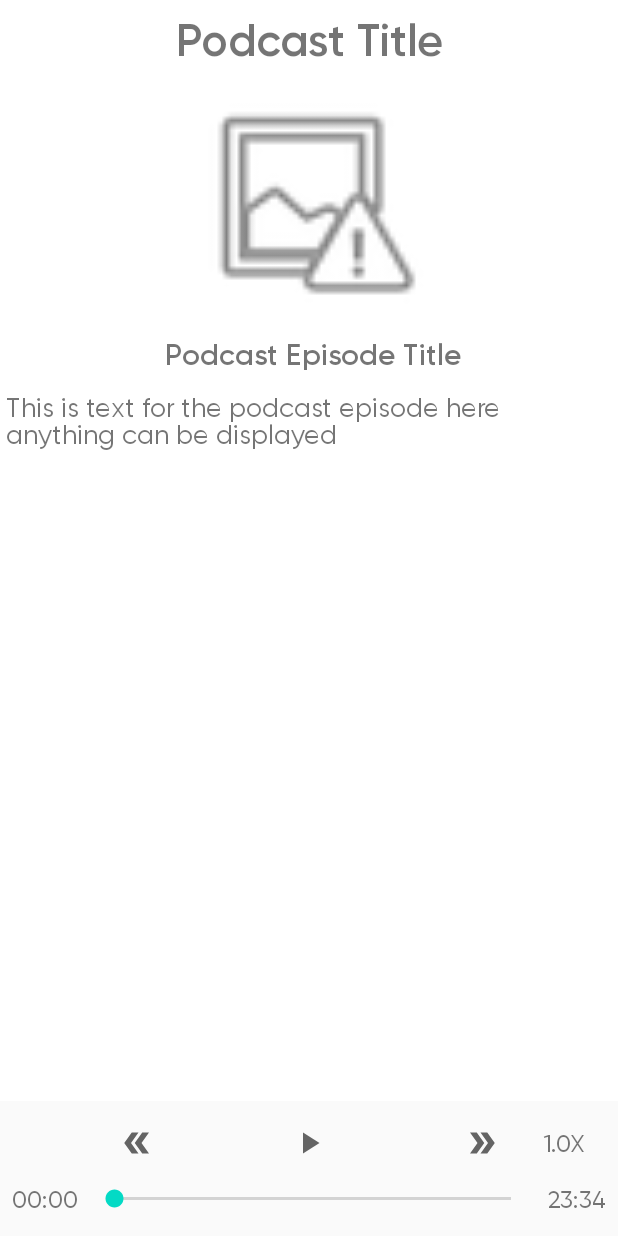
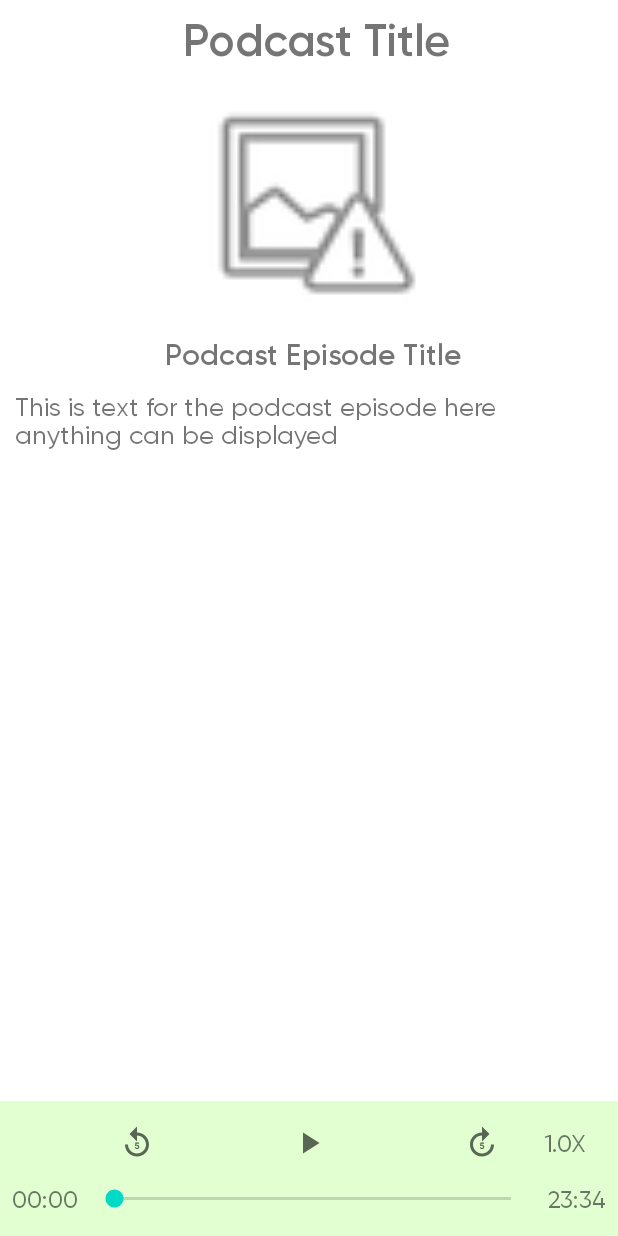
Before and after one commit to Miihir79/Podcast, an Android app: the layout activity_player.xml on its own in the app's theme, with its tools: preview values and no code run, on a phone screen of 412 x 824 dp. Run offline under Robolectric (Android 15) with nearby library versions, the phone set to English and light mode, and no system bars.

```diff
--- /dev/null
+++ b/app/src/main/res/drawable/ic_baseline_forward_5_24.xml
@@ -0,0 +1,13 @@
+<vector xmlns:android="http://schemas.android.com/apk/res/android"
+    android:width="24dp"
+    android:height="24dp"
+    android:viewportWidth="24"
+    android:viewportHeight="24"
+    android:tint="?attr/colorControlNormal">
+  <path
+      android:fillColor="@android:color/white"
+      android:pathData="M18,13c0,3.31 -2.69,6 -6,6s-6,-2.69 -6,-6s2.69,-6 6,-6v4l5,-5l-5,-5v4c-4.42,0 -8,3.58 -8,8c0,4.42 3.58,8 8,8c4.42,0 8,-3.58 8,-8H18z"/>
+  <path
+      android:fillColor="@android:color/white"
+      android:pathData="M12.03,15.38c-0.44,0 -0.58,-0.31 -0.6,-0.56h-0.84c0.03,0.85 0.79,1.25 1.44,1.25c0.93,0 1.44,-0.63 1.44,-1.43c0,-1.33 -0.97,-1.44 -1.3,-1.44c-0.2,0 -0.43,0.05 -0.64,0.16l0.11,-0.92h1.7v-0.71h-2.39l-0.25,2.17l0.67,0.17c0.13,-0.13 0.28,-0.23 0.57,-0.23c0.4,0 0.69,0.23 0.69,0.75C12.62,14.64 12.65,15.38 12.03,15.38z"/>
+</vector>
--- /dev/null
+++ b/app/src/main/res/drawable/ic_baseline_replay_5_24.xml
@@ -0,0 +1,13 @@
+<vector xmlns:android="http://schemas.android.com/apk/res/android"
+    android:width="24dp"
+    android:height="24dp"
+    android:viewportWidth="24"
+    android:viewportHeight="24"
+    android:tint="?attr/colorControlNormal">
+  <path
+      android:fillColor="@android:color/white"
+      android:pathData="M12,5V1L7,6l5,5V7c3.31,0 6,2.69 6,6s-2.69,6 -6,6s-6,-2.69 -6,-6H4c0,4.42 3.58,8 8,8s8,-3.58 8,-8S16.42,5 12,5z"/>
+  <path
+      android:fillColor="@android:color/white"
+      android:pathData="M10.69,13.9l0.25,-2.17h2.39v0.71h-1.7l-0.11,0.92c0.03,-0.02 0.07,-0.03 0.11,-0.05s0.09,-0.04 0.15,-0.05s0.12,-0.03 0.18,-0.04s0.13,-0.02 0.2,-0.02c0.21,0 0.39,0.03 0.55,0.1s0.3,0.16 0.41,0.28s0.2,0.27 0.25,0.45s0.09,0.38 0.09,0.6c0,0.19 -0.03,0.37 -0.09,0.54s-0.15,0.32 -0.27,0.45s-0.27,0.24 -0.45,0.31s-0.39,0.12 -0.64,0.12c-0.18,0 -0.36,-0.03 -0.53,-0.08s-0.32,-0.14 -0.46,-0.24s-0.24,-0.24 -0.32,-0.39s-0.13,-0.33 -0.13,-0.53h0.84c0.02,0.18 0.08,0.32 0.19,0.41s0.25,0.15 0.42,0.15c0.11,0 0.2,-0.02 0.27,-0.06s0.14,-0.1 0.18,-0.17s0.08,-0.15 0.11,-0.25s0.03,-0.2 0.03,-0.31s-0.01,-0.21 -0.04,-0.31s-0.07,-0.17 -0.13,-0.24s-0.13,-0.12 -0.21,-0.15s-0.19,-0.05 -0.3,-0.05c-0.08,0 -0.15,0.01 -0.2,0.02s-0.11,0.03 -0.15,0.05s-0.08,0.05 -0.12,0.07s-0.07,0.06 -0.1,0.09L10.69,13.9z"/>
+</vector>
--- a/app/src/main/res/layout/activity_player.xml
+++ b/app/src/main/res/layout/activity_player.xml
@@ -16,31 +16,36 @@
         app:layout_constraintEnd_toEndOf="parent"
         app:layout_constraintStart_toStartOf="parent"
         app:layout_constraintTop_toBottomOf="@+id/txt_Player_title" />
+
     <TextView
         android:id="@+id/txt_Player_title"
         android:layout_width="wrap_content"
         android:layout_height="wrap_content"
+        android:layout_marginTop="8dp"
+        android:fontFamily="@font/gilroy_semi_bold"
+        android:paddingStart="10dp"
+        android:text="Podcast Title"
         android:textSize="30sp"
         android:transitionName="title"
-        android:fontFamily="@font/gilroy_semi_bold"
-        app:layout_constraintTop_toTopOf="parent"
+        app:layout_constraintEnd_toEndOf="parent"
         app:layout_constraintStart_toStartOf="parent"
-        app:layout_constraintEnd_toEndOf="parent"
-        android:layout_marginTop="8dp"
-        android:text="Podcast Title"/>
+        app:layout_constraintTop_toTopOf="parent" />
+
     <TextView
         android:id="@+id/txt_Player_EpTitle"
         android:layout_width="wrap_content"
         android:layout_height="wrap_content"
+        android:layout_marginStart="6dp"
+        android:layout_marginTop="8dp"
+        android:fontFamily="@font/gilroy_semi_bold"
+        android:paddingStart="6dp"
+        android:paddingEnd="6dp"
+        android:text="Podcast Episode Title"
         android:textSize="20sp"
         android:transitionName="podName"
-        android:layout_marginStart="6dp"
-        android:text="Podcast Episode Title"
-        android:fontFamily="@font/gilroy_semi_bold"
-        app:layout_constraintTop_toBottomOf="@+id/episodeImageView"
-        android:layout_marginTop="8dp"
+        app:layout_constraintEnd_toEndOf="parent"
         app:layout_constraintStart_toStartOf="parent"
-        app:layout_constraintEnd_toEndOf="parent"/>
+        app:layout_constraintTop_toBottomOf="@+id/episodeImageView" />
 
     <ScrollView
         android:layout_width="match_parent"
@@ -58,18 +63,21 @@
             android:layout_width="match_parent"
             android:layout_height="wrap_content"
             android:layout_margin="4dp"
-                android:transitionName="description"
             android:fontFamily="@font/gilroy_regular"
+            android:lineSpacingExtra="1sp"
+            android:paddingStart="6dp"
+            android:paddingEnd="6dp"
             android:text="This is text for the podcast episode here anything can be displayed"
-                android:textSize="18sp"/>
+            android:textSize="17.5sp"
+            android:transitionName="description" />
     </ScrollView>
 
     <androidx.constraintlayout.widget.ConstraintLayout
         android:id="@+id/constraintLayout"
         android:layout_width="0dp"
-        android:background="#FAFAFA"
+        android:layout_height="wrap_content"
+        android:background="#E2FFD2"
         android:paddingTop="4dp"
-        android:layout_height="wrap_content"
         app:layout_constraintBottom_toBottomOf="parent"
         app:layout_constraintEnd_toEndOf="parent"
         app:layout_constraintHorizontal_bias="0.0"
@@ -125,23 +133,23 @@
             android:layout_width="36dp"
             android:layout_height="36dp"
             android:background="@null"
-            android:rotation="180"
+            android:rotation="0"
+            app:layout_constraintBottom_toBottomOf="@+id/img_play"
             app:layout_constraintEnd_toStartOf="@+id/img_play"
             app:layout_constraintStart_toStartOf="parent"
             app:layout_constraintTop_toTopOf="@+id/img_play"
-            app:layout_constraintBottom_toBottomOf="@+id/img_play"
-            app:srcCompat="@drawable/ic_baseline_double_arrow_24" />
+            app:srcCompat="@drawable/ic_baseline_replay_5_24" />
 
         <ImageButton
             android:id="@+id/img_next"
-            android:layout_width="36dp"
+            android:layout_width="40dp"
             android:layout_height="36dp"
             android:background="@null"
+            app:layout_constraintBottom_toBottomOf="@+id/img_play"
             app:layout_constraintEnd_toEndOf="parent"
             app:layout_constraintStart_toEndOf="@+id/img_play"
             app:layout_constraintTop_toTopOf="@+id/img_play"
-            app:layout_constraintBottom_toBottomOf="@+id/img_play"
-            app:srcCompat="@drawable/ic_baseline_double_arrow_24" />
+            app:srcCompat="@drawable/ic_baseline_forward_5_24" />
 
         <TextView
             android:id="@+id/txt_speed"
--- a/app/src/main/res/layout/activity_search_result.xml
+++ b/app/src/main/res/layout/activity_search_result.xml
@@ -25,7 +25,10 @@
         android:layout_marginHorizontal="8dp"
         app:layout_constraintEnd_toEndOf="parent"
         app:layout_constraintStart_toStartOf="parent"
-        app:layout_constraintTop_toTopOf="parent" />
+        app:layout_constraintTop_toTopOf="parent"
+        android:focusable="true"
+        app:iconifiedByDefault="false"
+        android:focusableInTouchMode="true"/>
 
     <TextView
         android:id="@+id/txt_greeting"
@@ -33,6 +36,7 @@
         android:layout_height="wrap_content"
         android:fontFamily="@font/gilroy_regular"
         android:text="You Can Search from Thousands of Podcasts"
+        android:textAlignment="center"
         android:textSize="18sp"
         app:layout_constraintBottom_toBottomOf="@+id/rv_search"
         app:layout_constraintEnd_toEndOf="parent"
```
Also changed, not shown: app/src/main/java/com/mihir/podcast/adapter/SearchResultAdapter.kt (+24 -11 lines), app/src/main/java/com/mihir/podcast/ui/MainActivity.kt (+5 -3 lines), app/src/main/java/com/mihir/podcast/ui/Player.kt (+6 -1 lines), app/src/main/java/com/mihir/podcast/ui/SearchResult.kt (+5 -2 lines), app/src/main/res/drawable/like_button_bg.xml (+6 -2 lines), app/src/main/res/layout/activity_podcast_details.xml (+8 -2 lines). Lines whose indentation alone changed are shown as unchanged.
